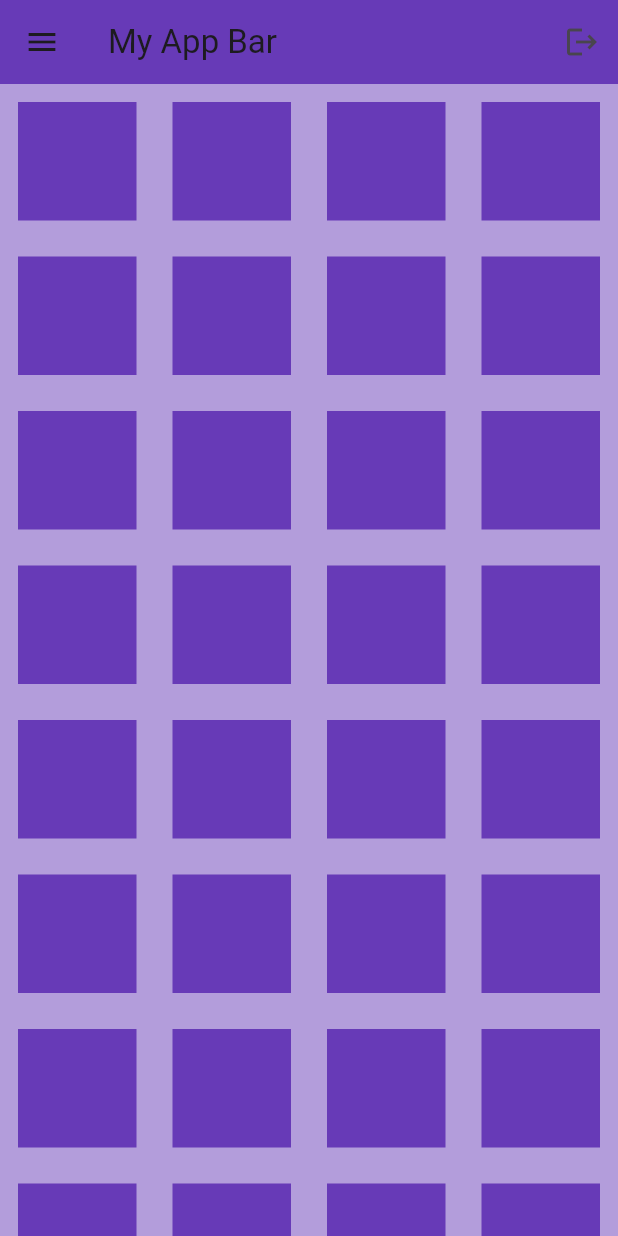
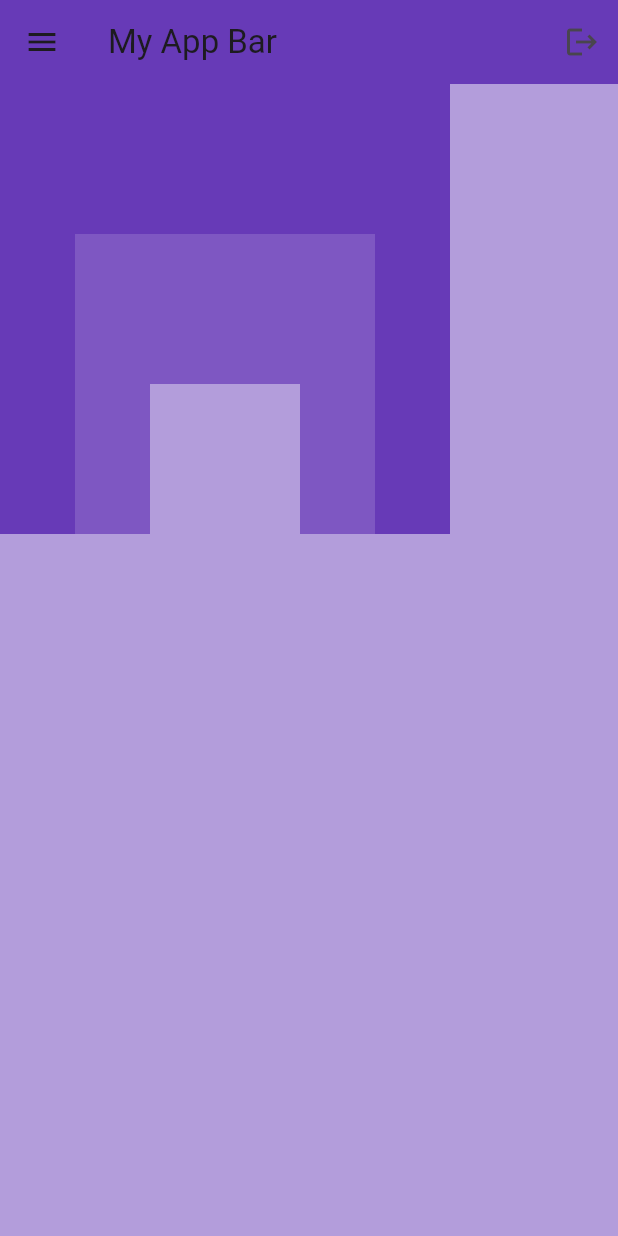
Before and after one commit to shallom-dot/Essential-Widgets, a Flutter app: the screen it shows after launch, on a phone screen of 412 x 824 dp. Run offline on Flutter 3.47's test engine with Material 3 defaults, Android fonts, the phone set to English and light mode, and no system bars.

Commit message:
stack widget

```diff
--- a/lib/pages/homepage.dart
+++ b/lib/pages/homepage.dart
@@ -21,14 +21,26 @@ class MyHomePage extends StatelessWidget {
           icon: const Icon(Icons.logout),
             )],),
 
-        body:GridView.builder(
-          itemCount: 64,
-          gridDelegate: SliverGridDelegateWithFixedCrossAxisCount(
-            crossAxisCount: 4),
-           itemBuilder: (context, index) => Container(
-            color: Colors.deepPurple,
-            margin: EdgeInsets.all(12),
-           ))
+        body:Stack(
+          alignment: Alignment.bottomCenter,
+          children: [
+            Container(
+              height: 300,
+              width: 300,
+              color: Colors.deepPurple,
+            ),
+            Container(
+              height: 200,
+              width: 200,
+              color: Colors.deepPurple[400],
+            ),
+            Container(
+              height: 100,
+              width: 100,
+              color: Colors.deepPurple[200],
+            )
+          ],
+        )
 
         ),
 
```
